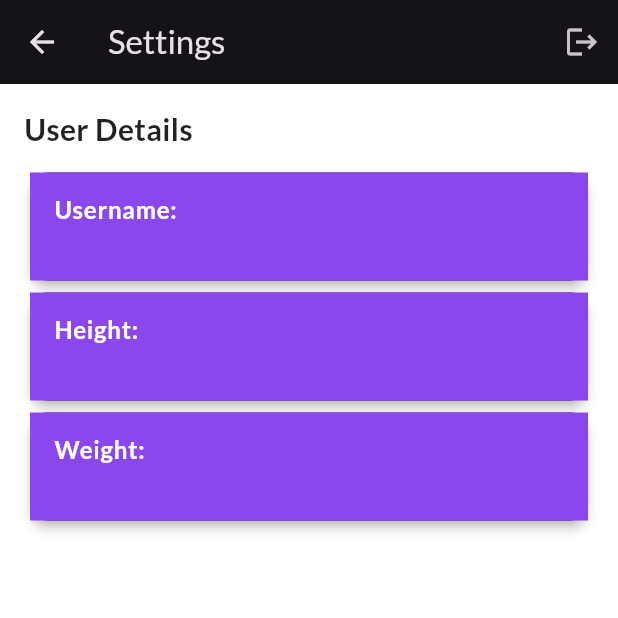
After one commit to hariniiii8/meals-app, a Flutter app: the SettingsScreen screen opened directly, after a tap on the "logout" icon, on a phone screen of 412 x 824 dp, the top half of it. The commit adds this screen. Run offline on Flutter 3.47's test engine with Material 2 defaults, Android fonts, the phone set to English and light mode, and no system bars; our stand-ins replace cloud_firestore, firebase_auth, firebase_core, firebase_storage, fl_chart, google_fonts and 2 more; accounts and stored records are empty.

Commit message:
added user details and settings page

```diff
--- /dev/null
+++ b/lib/screens/settings.dart
@@ -0,0 +1,137 @@
+import 'package:flutter/material.dart';
+import 'package:cloud_firestore/cloud_firestore.dart';
+import 'package:firebase_auth/firebase_auth.dart';
+
+class SettingsScreen extends StatefulWidget {
+  final String userId;
+
+  SettingsScreen({required this.userId});
+
+  @override
+  _SettingsScreenState createState() => _SettingsScreenState();
+}
+
+class _SettingsScreenState extends State<SettingsScreen> {
+  var _userName = '';
+  var _userHeight = '';
+  var _userWeight = '';
+
+  @override
+  void initState() {
+    super.initState();
+    // Fetch user details when the screen is initialized
+    _fetchUserDetails();
+  }
+
+  void _fetchUserDetails() async {
+    try {
+      // Retrieve the user details document from Firestore based on userId
+      final userDetailsDoc = await FirebaseFirestore.instance.collection('user_details').doc(widget.userId).get();
+
+      // Get the details from the document
+      final userName = userDetailsDoc['username'];
+      final userHeight = userDetailsDoc['height'];
+      final userWeight = userDetailsDoc['weight'];
+
+      setState(() {
+        _userName = userName;
+        _userHeight = userHeight;
+        _userWeight = userWeight;
+      });
+    } catch (error) {
+      // Handle the error (e.g., show a message)
+      print('Error fetching user details: $error');
+    }
+  }
+
+  @override
+  Widget build(BuildContext context) {
+    return Scaffold(
+      backgroundColor: Colors.white,
+      appBar: AppBar(
+        title: Text('Settings'),
+        actions: [
+          IconButton(
+            icon: Icon(Icons.logout), // Add icon for Logout
+            onPressed: () {
+              FirebaseAuth.instance.signOut();
+            },
+          ),
+        ],
+      ),
+      body: Padding(
+        padding: const EdgeInsets.all(16),
+        child: Column(
+          crossAxisAlignment: CrossAxisAlignment.start,
+          children: [
+           const Text(
+              'User Details',
+              style: TextStyle(
+                fontSize: 20,
+                fontWeight: FontWeight.bold,
+              ),
+            ),
+           const SizedBox(height: 10),
+            Card(
+              elevation: 3,
+              child: Container(
+                color:const Color.fromRGBO(138, 71, 235, 1),
+                child: ListTile(
+                  title: const Text(
+                    'Username:',
+                    style: TextStyle(
+                      fontWeight: FontWeight.bold,
+                      color: Colors.white,
+                    ),
+                  ),
+                  subtitle: Text(
+                    _userName,
+                    style: const TextStyle(color: Colors.white),
+                  ),
+                ),
+              ),
+            ),
+            Card(
+              elevation: 3,
+              child: Container(
+                color:const Color.fromRGBO(138, 71, 235, 1),
+                child: ListTile(
+                  title: const Text(
+                    'Height:',
+                    style: TextStyle(
+                      fontWeight: FontWeight.bold,
+                      color: Colors.white,
+                    ),
+                  ),
+                  subtitle: Text(
+                    _userHeight,
+                    style:const TextStyle(color: Colors.white),
+                  ),
+                ),
+              ),
+            ),
+            Card(
+              elevation: 3,
+              child: Container(
+                color: const Color.fromRGBO(138, 71, 235, 1),
+                child: ListTile(
+                  title: const Text(
+                    'Weight:',
+                    style: TextStyle(
+                      fontWeight: FontWeight.bold,
+                      color: Colors.white,
+                    ),
+                  ),
+                  subtitle: Text(
+                    _userWeight,
+                    style: const TextStyle(color: Colors.white),
+                  ),
+                ),
+              ),
+            ),
+          ],
+        ),
+      ),
+    );
+  }
+}
--- a/lib/screens/tabs.dart
+++ b/lib/screens/tabs.dart
@@ -12,6 +12,7 @@ import 'package:meals/screens/favorite.dart';
 import 'package:meals/widgets/main_drawer.dart';
 import 'package:intl/intl.dart';
 import 'package:firebase_auth/firebase_auth.dart';
+import 'package:meals/screens/settings.dart';
 
 
 const kInitialFilters = {
@@ -156,10 +157,14 @@ Map<String, int> _favoriteMealCounts = {};
          actions: [
 
           IconButton(
-            icon: Icon(Icons.exit_to_app),
-            onPressed: () {
-              FirebaseAuth.instance.signOut();
-            },
+            icon: Icon(Icons.settings),
+             onPressed: () {
+            Navigator.of(context).push(
+              MaterialPageRoute(
+                builder: (context) => SettingsScreen(userId: FirebaseAuth.instance.currentUser!.uid),
+              ),
+            );
+          },
           ),
         ],
       ),
```
Also changed, not shown: lib/screens/setting.dart (deleted, +0 -53 lines).
